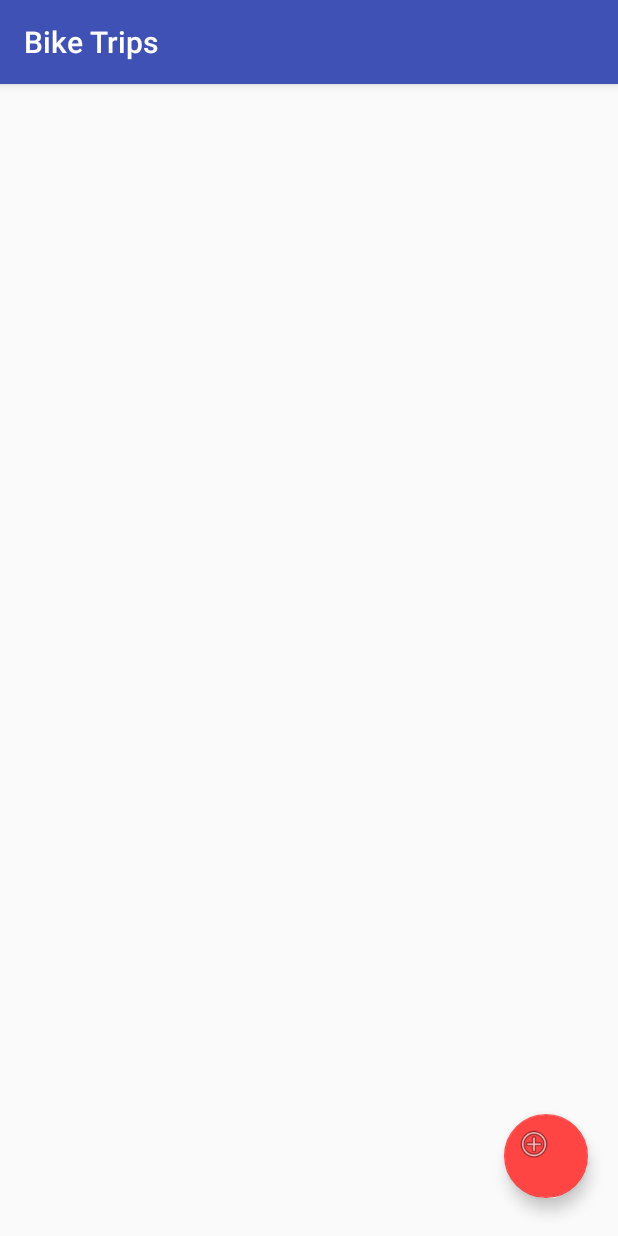
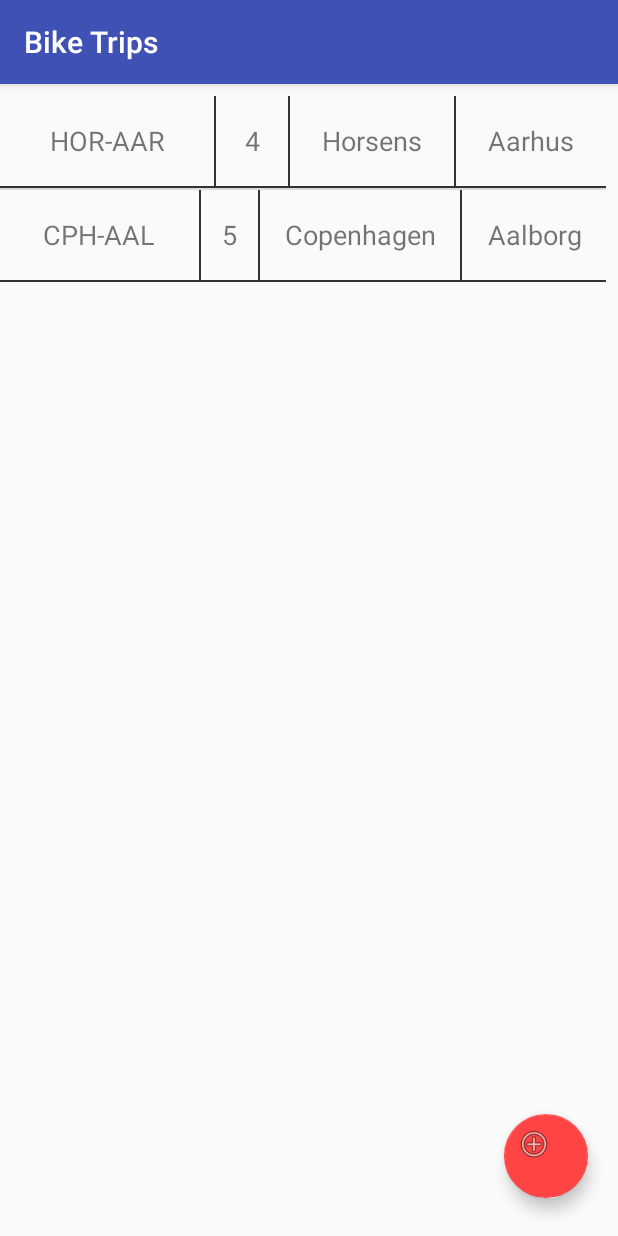
Before and after one commit to octaviangrozman/AndroidProject, an Android app: the screen it shows after launch (MainActivity), on a phone screen of 412 x 824 dp. Run offline under Robolectric (Android 15) with nearby library versions, the phone set to English and light mode, and no system bars; our stand-ins replace Firebase (no records; nobody signed in at launch, a user with empty details on screens opened directly).

Commit message:
MainActivity updated: 1) trips list created 2) adapter list and item layout created 3) added click listener to items leading to Trip specific activity
TripActivity created:
1) getting data from intent.getExtras()

```diff
--- a/app/build.gradle
+++ b/app/build.gradle
@@ -35,4 +35,5 @@ dependencies {
 
 
 
+
 apply plugin: 'com.google.gms.google-services'
--- a/app/src/main/AndroidManifest.xml
+++ b/app/src/main/AndroidManifest.xml
@@ -16,7 +16,10 @@
                 <category android:name="android.intent.category.LAUNCHER" />
             </intent-filter>
         </activity>
-        <activity android:name=".AddTripActivity" android:label="@string/add_trip_label"></activity>
+        <activity
+            android:name=".AddTripActivity"
+            android:label="@string/add_trip_label" />
+        <activity android:name=".TripActivity"></activity>
     </application>
 
 </manifest>
--- a/app/src/main/java/com/example/octav/androidproject/MainActivity.java
+++ b/app/src/main/java/com/example/octav/androidproject/MainActivity.java
@@ -3,18 +3,22 @@ package com.example.octav.androidproject;
 import android.content.Intent;
 import android.support.v7.app.AppCompatActivity;
 import android.os.Bundle;
-import android.util.Log;
 import android.view.View;
-import android.widget.TextView;
+import android.widget.AdapterView;
+import android.widget.ListView;
 
-import com.google.firebase.database.DataSnapshot;
-import com.google.firebase.database.DatabaseError;
+import com.example.octav.androidproject.adapters.TripsAdapter;
+import com.example.octav.androidproject.model.Trip;
 import com.google.firebase.database.FirebaseDatabase;
-import com.google.firebase.database.ValueEventListener;
+
+import java.util.ArrayList;
 
 public class MainActivity extends AppCompatActivity {
 
+    // database
     FirebaseDatabase db;
+    // UI
+    ListView tripsList;
 
     @Override
     protected void onCreate(Bundle savedInstanceState) {
@@ -22,6 +26,38 @@ public class MainActivity extends AppCompatActivity {
         setContentView(R.layout.activity_main);
 
         db = FirebaseDatabase.getInstance();
+        tripsList = (ListView) findViewById(R.id.tripsList);
+
+        final ArrayList<Trip> tripsData = new ArrayList<>();
+        ArrayList<String> stops = new ArrayList<>();
+        stops.add("Horsens");
+        stops.add("Aarhus");
+        ArrayList<String> stops2 = new ArrayList<>();
+        stops2.add("Copenhagen");
+        stops2.add("Aalborg");
+
+        tripsData.add(
+                new Trip("HOR-AAR")
+                        .setComplexity(4)
+                        .setStops(stops));
+
+        tripsData.add(
+                new Trip("CPH-AAL")
+                        .setComplexity(5)
+                        .setStops(stops2));
+
+        tripsList.setAdapter(new TripsAdapter(this, tripsData));
+        tripsList.setOnItemClickListener(new AdapterView.OnItemClickListener() {
+            @Override
+            public void onItemClick(AdapterView<?> parent, View view, int position, long id) {
+                Trip trip = (Trip) parent.getItemAtPosition(position);
+                Intent intent = new Intent(MainActivity.this, TripActivity.class);
+                intent.putExtra("title", trip.getTitle());
+                intent.putExtra("stops", trip.getStops());
+                intent.putExtra("complexity", trip.getComplexity());
+                startActivity(intent);
+            }
+        });
 
     }
 
--- /dev/null
+++ b/app/src/main/java/com/example/octav/androidproject/TripActivity.java
@@ -0,0 +1,45 @@
+package com.example.octav.androidproject;
+
+import android.support.v7.app.AppCompatActivity;
+import android.os.Bundle;
+import android.widget.TextView;
+
+import java.util.ArrayList;
+
+public class TripActivity extends AppCompatActivity {
+
+//    TextView titleLabel;
+    TextView titleTextView;
+//    TextView complexityLabel;
+//    TextView complexityTextView;
+//    TextView startPointLabel;
+//    TextView startPointTextView;
+//    TextView endPointLabel;
+//    TextView endPointTextView;
+
+    @Override
+    protected void onCreate(Bundle savedInstanceState) {
+        super.onCreate(savedInstanceState);
+        setContentView(R.layout.activity_trip);
+
+//        titleLabel = (TextView) findViewById(R.id.titleLabel);
+        titleTextView = (TextView) findViewById(R.id.title);
+//        complexityLabel = (TextView) findViewById(R.id.complexityLabel);
+//        complexityTextView = (TextView) findViewById(R.id.complexity);
+//        startPointLabel = (TextView) findViewById(R.id.startPointLabel);
+//        startPointTextView = (TextView) findViewById(R.id.startPoint);
+//        endPointLabel = (TextView) findViewById(R.id.endPointLabel);
+//        endPointTextView = (TextView) findViewById(R.id.endPoint);
+
+        Bundle bundle = getIntent().getExtras();
+        String title = bundle.getString("title");
+        Integer complexity = bundle.getInt("complexity");
+        ArrayList<String> stops = bundle.getStringArrayList("stops");
+
+        titleTextView.setText(title);
+//        complexityTextView.setText(String.valueOf(complexity));
+//        startPointTextView.setText(stops.get(0));
+//        endPointTextView.setText(stops.get(stops.size() - 1));
+
+    }
+}
--- /dev/null
+++ b/app/src/main/java/com/example/octav/androidproject/adapters/TripsAdapter.java
@@ -0,0 +1,60 @@
+package com.example.octav.androidproject.adapters;
+
+import android.content.Context;
+import android.util.Log;
+import android.view.LayoutInflater;
+import android.view.View;
+import android.view.ViewGroup;
+import android.widget.ArrayAdapter;
+import android.widget.TextView;
+
+import com.example.octav.androidproject.R;
+import com.example.octav.androidproject.model.Trip;
+
+import java.util.ArrayList;
+
+/**
+ * Created by Octav on 11/7/2017.
+ */
+
+public class TripsAdapter extends ArrayAdapter<Trip> {
+    public TripsAdapter(Context context, ArrayList<Trip> data) {
+        super(context, 0, data);
+    }
+
+    public static class ViewHolder {
+        TextView title;
+        TextView complexity;
+        TextView startPoint;
+        TextView endPoint;
+    }
+
+    public View getView(int position, View convertView, ViewGroup parent) {
+        ViewHolder viewHolder;
+
+        if (convertView == null) {
+            viewHolder = new ViewHolder();
+            convertView = LayoutInflater.from(getContext()).inflate(R.layout.trip_item_layout, parent, false);
+
+            viewHolder.title = (TextView) convertView.findViewById(R.id.tripTitle);
+            viewHolder.complexity = (TextView) convertView.findViewById(R.id.tripComplexity);
+            viewHolder.startPoint = (TextView) convertView.findViewById(R.id.tripStartPoint);
+            viewHolder.endPoint = (TextView) convertView.findViewById(R.id.tripEndPoint);
+
+            convertView.setTag(viewHolder);
+        } else {
+            viewHolder = (ViewHolder) convertView.getTag();
+        }
+
+        Trip trip = getItem(position);
+
+        viewHolder.title.setText(trip.getTitle());
+        viewHolder.complexity.setText(String.valueOf(trip.getComplexity()));
+        Log.i("stops", trip.getStops().toString());
+        viewHolder.startPoint.setText(trip.getStops().get(0));
+        viewHolder.endPoint.setText(trip.getStops().get(trip.getStops().size() - 1));
+
+
+        return convertView;
+    }
+}
--- a/app/src/main/res/layout/activity_main.xml
+++ b/app/src/main/res/layout/activity_main.xml
@@ -6,19 +6,30 @@
     android:layout_height="match_parent"
     tools:context="com.example.octav.androidproject.MainActivity">
 
+    <ListView
+        android:id="@+id/tripsList"
+        android:layout_width="match_parent"
+        android:layout_height="wrap_content"
+        android:layout_marginEnd="8dp"
+        android:layout_marginTop="8dp"
+        app:layout_constraintEnd_toEndOf="parent"
+        app:layout_constraintHorizontal_bias="0.0"
+        app:layout_constraintStart_toStartOf="parent"
+        app:layout_constraintTop_toTopOf="parent" />
+
     <android.support.design.widget.FloatingActionButton
         android:id="@+id/floatingActionButton"
         android:layout_width="56dp"
         android:layout_height="56dp"
         android:layout_marginBottom="25dp"
-        android:layout_marginRight="20dp"
+        android:layout_marginEnd="20dp"
         android:clickable="true"
+        android:focusable="true"
+        android:onClick="goToAddTripActivity"
         app:backgroundTint="@android:color/holo_red_light"
         app:fabSize="mini"
         app:layout_constraintBottom_toBottomOf="parent"
         app:layout_constraintRight_toRightOf="parent"
         app:rippleColor="@android:color/black"
-        app:srcCompat="@android:drawable/ic_menu_add"
-        android:onClick="goToAddTripActivity"
-        />
+        app:srcCompat="@android:drawable/ic_menu_add" />
 </android.support.constraint.ConstraintLayout>
--- /dev/null
+++ b/app/src/main/res/layout/activity_trip.xml
@@ -0,0 +1,94 @@
+<?xml version="1.0" encoding="utf-8"?>
+<android.support.constraint.ConstraintLayout xmlns:android="http://schemas.android.com/apk/res/android"
+    xmlns:app="http://schemas.android.com/apk/res-auto"
+    xmlns:tools="http://schemas.android.com/tools"
+    android:layout_width="match_parent"
+    android:layout_height="match_parent"
+    tools:context="com.example.octav.androidproject.TripActivity">
+
+    <!--<TextView-->
+        <!--android:id="@+id/titleLabel"-->
+        <!--android:layout_width="wrap_content"-->
+        <!--android:layout_height="wrap_content"-->
+        <!--android:layout_marginStart="16dp"-->
+        <!--android:layout_marginTop="16dp"-->
+        <!--android:text="Title"-->
+        <!--android:textSize="20sp"-->
+        <!--android:textStyle="bold"-->
+        <!--app:layout_constraintStart_toStartOf="parent"-->
+        <!--app:layout_constraintTop_toTopOf="parent" />-->
+
+    <TextView
+        android:id="@+id/title"
+        android:layout_width="wrap_content"
+        android:layout_height="wrap_content"
+        android:layout_marginEnd="8dp"
+        android:layout_marginStart="8dp"
+        android:layout_marginTop="8dp"
+        android:text="title"
+        android:textSize="20sp"
+        app:layout_constraintEnd_toEndOf="parent"
+        app:layout_constraintStart_toStartOf="parent"
+        app:layout_constraintTop_toTopOf="parent" />
+
+    <!--<TextView-->
+        <!--android:id="@+id/complexityLabel"-->
+        <!--android:layout_width="wrap_content"-->
+        <!--android:layout_height="wrap_content"-->
+        <!--android:layout_marginStart="8dp"-->
+        <!--android:text="Complexity"-->
+        <!--android:textSize="20sp"-->
+        <!--android:textStyle="bold"-->
+        <!--app:layout_constraintStart_toStartOf="parent"-->
+        <!--tools:layout_editor_absoluteY="65dp" />-->
+
+    <!--<TextView-->
+        <!--android:id="@+id/startPointLabel"-->
+        <!--android:layout_width="wrap_content"-->
+        <!--android:layout_height="wrap_content"-->
+        <!--android:layout_marginStart="8dp"-->
+        <!--android:text="Start point"-->
+        <!--android:textSize="20sp"-->
+        <!--android:textStyle="bold"-->
+        <!--app:layout_constraintStart_toStartOf="parent"-->
+        <!--tools:layout_editor_absoluteY="111dp" />-->
+
+    <!--<TextView-->
+        <!--android:id="@+id/endPointLabel"-->
+        <!--android:layout_width="wrap_content"-->
+        <!--android:layout_height="wrap_content"-->
+        <!--android:layout_marginStart="8dp"-->
+        <!--android:text="End point"-->
+        <!--android:textSize="20sp"-->
+        <!--android:textStyle="bold"-->
+        <!--app:layout_constraintStart_toStartOf="parent"-->
+        <!--tools:layout_editor_absoluteY="155dp" />-->
+
+    <!--<TextView-->
+        <!--android:id="@+id/complexity"-->
+        <!--android:layout_width="wrap_content"-->
+        <!--android:layout_height="wrap_content"-->
+        <!--android:text="TextView"-->
+        <!--android:textSize="20sp"-->
+        <!--tools:layout_editor_absoluteX="136dp"-->
+        <!--tools:layout_editor_absoluteY="65dp" />-->
+
+    <!--<TextView-->
+        <!--android:id="@+id/startPoint"-->
+        <!--android:layout_width="wrap_content"-->
+        <!--android:layout_height="wrap_content"-->
+        <!--android:text="TextView"-->
+        <!--android:textSize="20sp"-->
+        <!--tools:layout_editor_absoluteX="136dp"-->
+        <!--tools:layout_editor_absoluteY="111dp" />-->
+
+    <!--<TextView-->
+        <!--android:id="@+id/endPoint"-->
+        <!--android:layout_width="wrap_content"-->
+        <!--android:layout_height="wrap_content"-->
+        <!--android:text="TextView"-->
+        <!--android:textSize="20sp"-->
+        <!--tools:layout_editor_absoluteX="136dp"-->
+        <!--tools:layout_editor_absoluteY="155dp" />-->
+
+</android.support.constraint.ConstraintLayout>
--- /dev/null
+++ b/app/src/main/res/layout/trip_item_layout.xml
@@ -0,0 +1,80 @@
+<?xml version="1.0" encoding="utf-8"?>
+<android.support.constraint.ConstraintLayout
+    xmlns:android="http://schemas.android.com/apk/res/android" android:layout_width="match_parent"
+    android:layout_height="match_parent">
+
+    <LinearLayout xmlns:android="http://schemas.android.com/apk/res/android"
+        android:orientation="vertical"
+        android:layout_width="match_parent"
+        android:layout_height="wrap_content">
+        <LinearLayout
+            android:orientation="horizontal"
+            android:layout_width="match_parent"
+            android:layout_height="60dp">
+
+            <TextView
+                android:id="@+id/tripTitle"
+                android:layout_width="120dp"
+                android:layout_height="match_parent"
+                android:layout_weight="1"
+                android:gravity="center"
+                android:paddingLeft="10dp"
+                android:paddingRight="10dp"
+                android:text="Title"
+                android:textAlignment="center"
+                android:textSize="18dp" />
+            <View
+                android:layout_width="1dp"
+                android:layout_height="match_parent"
+                android:background="#333" />
+
+            <TextView
+                android:id="@+id/tripComplexity"
+                android:layout_width="25dp"
+                android:layout_height="match_parent"
+                android:layout_weight="1"
+                android:gravity="center"
+                android:paddingLeft="10dp"
+                android:paddingRight="10dp"
+                android:text="4"
+                android:textAlignment="center"
+                android:textSize="18dp" />
+            <View
+                android:layout_width="1dp"
+                android:layout_height="match_parent"
+                android:background="#333" />
+            <TextView
+                android:id="@+id/tripStartPoint"
+                android:layout_width="wrap_content"
+                android:layout_height="match_parent"
+                android:layout_weight="1"
+                android:text="Horsens"
+                android:textAlignment="center"
+                android:gravity="center"
+                android:textSize="18dp"
+                android:paddingLeft="10dp"
+                android:paddingRight="10dp"/>
+            <View
+                android:layout_width="1dp"
+                android:layout_height="match_parent"
+                android:background="#333" />
+
+            <TextView
+                android:id="@+id/tripEndPoint"
+                android:layout_width="wrap_content"
+                android:layout_height="match_parent"
+                android:layout_weight="1"
+                android:gravity="center"
+                android:paddingLeft="10dp"
+                android:paddingRight="10dp"
+                android:text="Aarhus"
+                android:textAlignment="center"
+                android:textSize="18dp" />
+        </LinearLayout>
+        <View
+            android:layout_width="match_parent"
+            android:layout_height="1dp"
+            android:background="#333" />
+    </LinearLayout>
+
+</android.support.constraint.ConstraintLayout>
```
